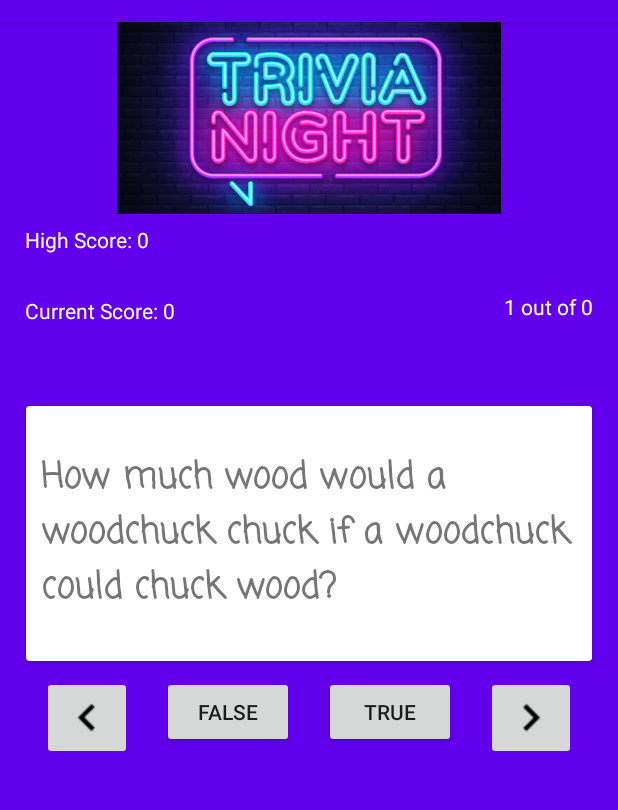
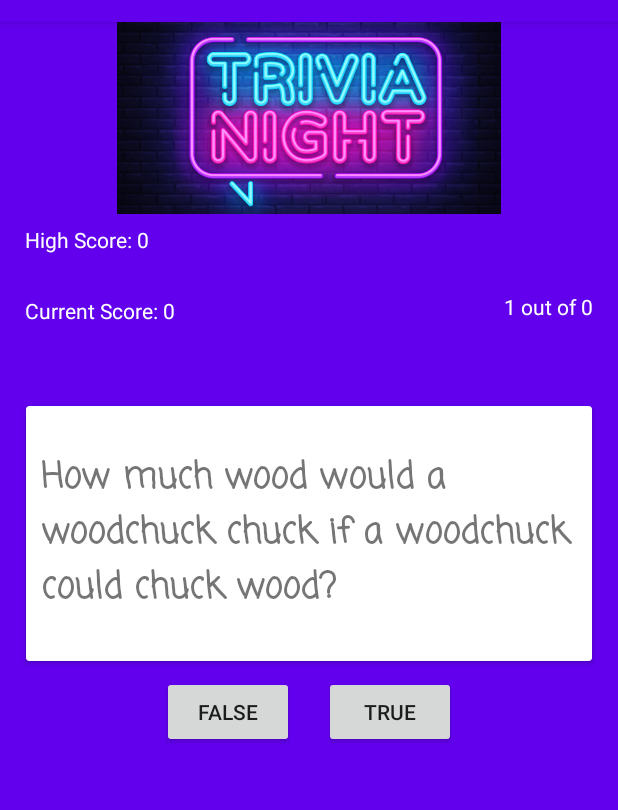
Before and after one commit to RemiJonathan/Trivia, an Android app: the screen it shows after launch (MainActivity), after a tap on "TRUE", on a phone screen of 412 x 824 dp, the part 62-872 px from its top. Run offline under Robolectric (Android 15) with nearby library versions, the phone set to English and light mode, and no system bars; our stand-ins replace Volley; network calls fail; 2 statements that could not run were skipped; 1 other tap on this screen came first.

```diff
--- a/app/src/main/java/com/remijonathan/trivia/MainActivity.java
+++ b/app/src/main/java/com/remijonathan/trivia/MainActivity.java
@@ -23,10 +23,10 @@ import java.util.List;
 public class MainActivity extends AppCompatActivity implements View.OnClickListener {
     private TextView completedIndex;
     private TextView questionText;
-    private ImageButton backButton;
+    //private ImageButton backButton;
     private Button falseButton;
     private Button trueButton;
-    private ImageButton nextButton;
+    //private ImageButton nextButton;
 
     List<Question> questionList;
 
@@ -39,10 +39,10 @@ public class MainActivity extends AppCompatActivity implements View.OnClickListe
 
         completedIndex = findViewById(R.id.completed_index);
         questionText = findViewById(R.id.question_text);
-        backButton= findViewById(R.id.back_button);
+        //backButton= findViewById(R.id.back_button);
         falseButton = findViewById(R.id.false_button);
         trueButton = findViewById(R.id.true_button);
-        nextButton = findViewById(R.id.next_button);
+        //nextButton = findViewById(R.id.next_button);
 
         questionList = new QuestionBank().getQuestions(new AnswerListAsyncResponse() {
             @Override
@@ -52,28 +52,29 @@ public class MainActivity extends AppCompatActivity implements View.OnClickListe
             }
         });
 
-        backButton.setOnClickListener(this);
+//      backButton.setOnClickListener(this);
         falseButton.setOnClickListener(this);
         trueButton.setOnClickListener(this);
-        nextButton.setOnClickListener(this);
+//      nextButton.setOnClickListener(this);
     }
 
 
     @Override
     public void onClick(View v) {
         switch (v.getId()) {
-            case R.id.back_button:
+            /*case R.id.back_button:
                 //TODO: Back button does something.
                 //Debug
                 //Toast.makeText(this,"Back", Toast.LENGTH_SHORT).show();
                 index--;
                 updateQuestion();
-                break;
+                break;*/
 
             case R.id.false_button:
                 //TODO: False button claims that statement is false
                 //Debug
                 //Toast.makeText(this,"False", Toast.LENGTH_SHORT).show();
+                index++;
                 testQuestion(false);
                 break;
 
@@ -81,16 +82,17 @@ public class MainActivity extends AppCompatActivity implements View.OnClickListe
                 //TODO: True button claims that statement is true
                 //Debug
                 //Toast.makeText(this,"True", Toast.LENGTH_SHORT).show();
+                index++;
                 testQuestion(true);
                 break;
 
-            case R.id.next_button:
+            /*case R.id.next_button:
                 //TODO: switches to next question
                 //Debug
                 //Toast.makeText(this,"Next", Toast.LENGTH_SHORT).show();
                 index++;
                 updateQuestion();
-                break;
+                break;*/
         }
     }
 
--- a/app/src/main/res/layout/activity_main.xml
+++ b/app/src/main/res/layout/activity_main.xml
@@ -120,13 +120,13 @@
         app:layout_constraintTop_toBottomOf="@+id/question_card"
         app:layout_constraintVertical_bias="0.0">
 
-        <androidx.appcompat.widget.AppCompatImageButton
+        <!--<androidx.appcompat.widget.AppCompatImageButton
             android:id="@+id/back_button"
             android:layout_width="wrap_content"
             android:layout_height="wrap_content"
             android:layout_margin="10dp"
             android:src="@drawable/baseline_keyboard_arrow_left_black_18dp" />
-
+-->
         <androidx.appcompat.widget.AppCompatButton
             android:id="@+id/false_button"
             android:layout_width="wrap_content"
@@ -141,12 +141,12 @@
             android:layout_margin="10dp"
             android:text="@string/true_value" />
 
-        <androidx.appcompat.widget.AppCompatImageButton
+        <!--<androidx.appcompat.widget.AppCompatImageButton
             android:id="@+id/next_button"
             android:layout_width="wrap_content"
             android:layout_height="wrap_content"
             android:layout_margin="10dp"
             android:src="@drawable/baseline_keyboard_arrow_right_black_18dp" />
-    </LinearLayout>
+    --></LinearLayout>
 
 </androidx.constraintlayout.widget.ConstraintLayout>
```
